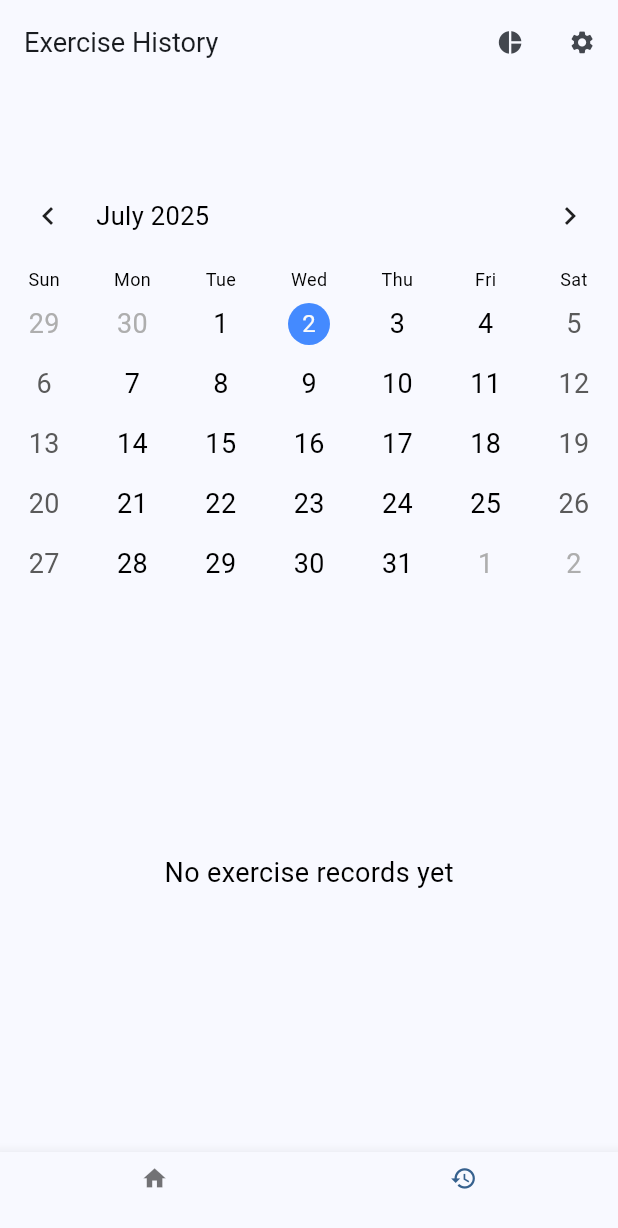
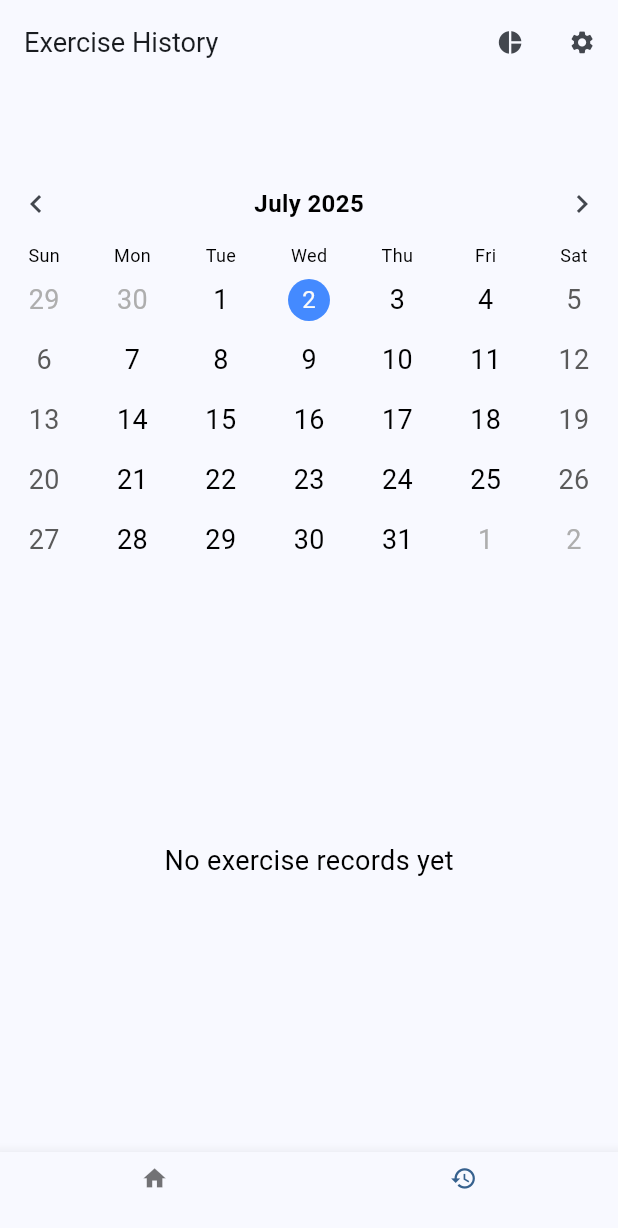
Before and after one commit to brianhsux/TabataApp, a Flutter app: the screen it shows after launch, item 2 of the bottom bar chosen, on a phone screen of 412 x 824 dp. Shown: the top 1228 px of the screen. Run offline on Flutter 3.47's test engine with Material 3 defaults, Android fonts, the phone set to English and light mode, and no system bars; drawn by our look-alikes of table_calendar; our stand-ins replace audioplayers, dropdown_button2, google_mobile_ads, google_sign_in, googleapis_auth, pie_chart and 4 more; missing offline and left inert: googleapis; accounts and stored records are empty; network calls fail.

Commit message:
Replaces TableCalendar with custom implementation
Replaces the TableCalendar widget with a custom implementation to allow for month navigation with localized month labels.

This change improves the user experience by providing a more flexible and localized calendar component.

```diff
--- a/lib/exercise_history_screen.dart
+++ b/lib/exercise_history_screen.dart
@@ -395,7 +395,49 @@ class ExerciseHistoryScreenState extends State<ExerciseHistoryScreen> {
   }
 
   Widget _buildCalendar(List<ExerciseRecord> records) {
-    return TableCalendar(
+    final localizations = AppLocalizations.of(context)!;
+    final locale = Localizations.localeOf(context);
+    String monthLabel;
+    if (locale.languageCode == 'zh') {
+      monthLabel = "${_focusedDay.year}年 ${_focusedDay.month.toString().padLeft(2, '0')}月";
+    } else {
+      // 英文或其他語系顯示英文月份
+      final monthNames = [
+        '', 'January', 'February', 'March', 'April', 'May', 'June',
+        'July', 'August', 'September', 'October', 'November', 'December'
+      ];
+      monthLabel = "${monthNames[_focusedDay.month]} ${_focusedDay.year}";
+    }
+    return Column(
+      mainAxisSize: MainAxisSize.min,
+      children: [
+        Row(
+          mainAxisAlignment: MainAxisAlignment.spaceBetween,
+          children: [
+            IconButton(
+              icon: Icon(Icons.chevron_left),
+              onPressed: () {
+                setState(() {
+                  _focusedDay = DateTime(_focusedDay.year, _focusedDay.month - 1, 1);
+                });
+              },
+            ),
+            Text(
+              monthLabel,
+              style: TextStyle(fontSize: 16, fontWeight: FontWeight.bold),
+            ),
+            IconButton(
+              icon: Icon(Icons.chevron_right),
+              onPressed: () {
+                setState(() {
+                  _focusedDay = DateTime(_focusedDay.year, _focusedDay.month + 1, 1);
+                });
+              },
+            ),
+          ],
+        ),
+        TableCalendar(
+          headerVisible: false,
           firstDay: DateTime.utc(2020, 1, 1),
           lastDay: DateTime.utc(2100, 12, 31),
           focusedDay: _focusedDay,
@@ -447,6 +489,8 @@ class ExerciseHistoryScreenState extends State<ExerciseHistoryScreen> {
               return null;
             },
           ),
+        ),
+      ],
     );
   }
 
```
Lines whose indentation alone changed are shown as unchanged.
